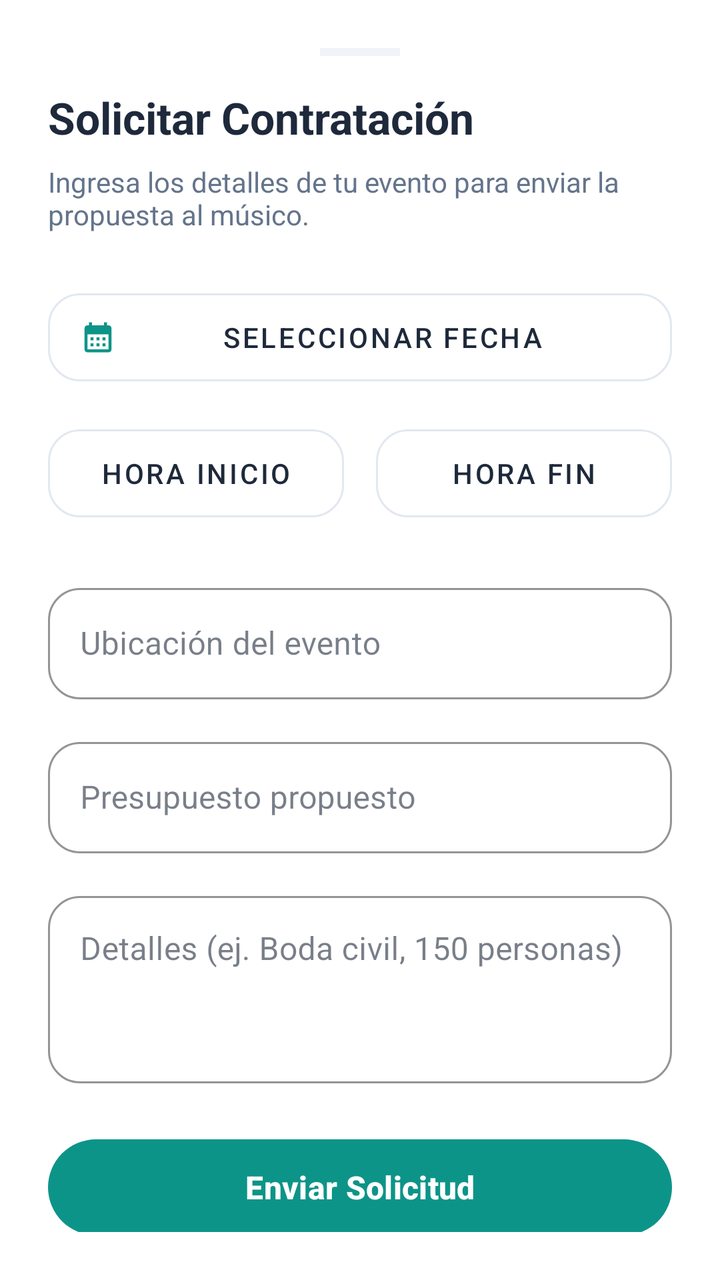
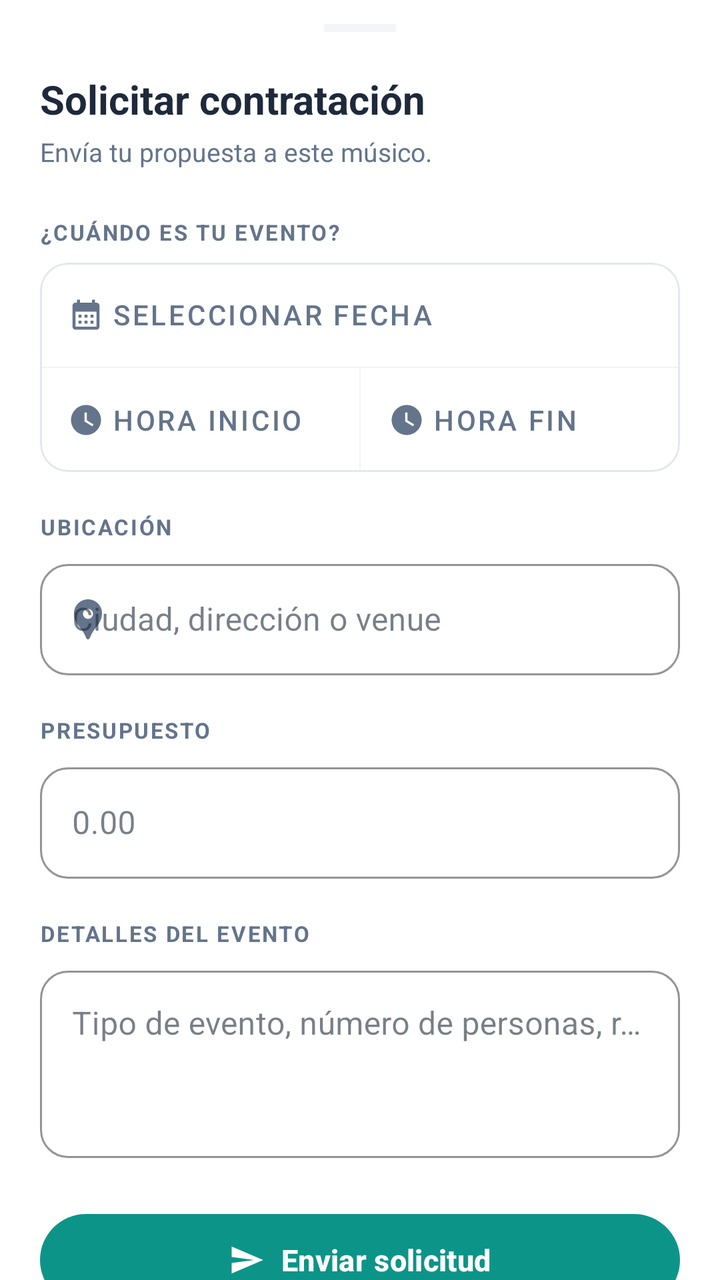

An Android layout rendered at two revisions. The XML below is the earlier revision; the diff shows what the commit changed to produce the second picture.
<!-- AndroidManifest.xml: application theme Theme.ArmonihzMobile -->
<!-- res/layout/fragment_hiring_bottom_sheet.xml -->
<?xml version="1.0" encoding="utf-8"?>
<LinearLayout
    xmlns:android="http://schemas.android.com/apk/res/android"
    xmlns:app="http://schemas.android.com/apk/res-auto"
    android:layout_width="match_parent"
    android:layout_height="wrap_content"
    android:orientation="vertical"
    android:padding="24dp"
    android:background="?attr/colorSurface">

    <View
        android:layout_width="40dp"
        android:layout_height="4dp"
        android:layout_gravity="center_horizontal"
        android:layout_marginBottom="16dp"
        android:background="?attr/colorOutline"
        android:alpha="0.5" />

    <TextView
        android:layout_width="match_parent"
        android:layout_height="wrap_content"
        android:text="Solicitar Contratación"
        android:textSize="22sp"
        android:textStyle="bold"
        android:textColor="?attr/colorOnSurface"
        android:layout_marginBottom="8dp" />

    <TextView
        android:layout_width="match_parent"
        android:layout_height="wrap_content"
        android:text="Ingresa los detalles de tu evento para enviar la propuesta al músico."
        android:textSize="14sp"
        android:textColor="?attr/colorOnSurfaceVariant"
        android:layout_marginBottom="24dp" />




        <com.google.android.material.button.MaterialButton
            android:id="@+id/btnPickDate"
            style="@style/Widget.MaterialComponents.Button.OutlinedButton"
            android:layout_width="match_parent"
            android:layout_height="56dp"
            android:layout_marginBottom="12dp"
            android:text="Seleccionar Fecha"
            android:textColor="?attr/colorOnSurface"
            app:strokeColor="?attr/colorOutline"
            app:cornerRadius="16dp"
            app:icon="@drawable/ic_calendar"
            app:iconTint="?attr/colorPrimary"/>

        <LinearLayout
            android:layout_width="match_parent"
            android:layout_height="wrap_content"
            android:orientation="horizontal"
            android:layout_marginBottom="24dp"
            android:weightSum="2">

            <com.google.android.material.button.MaterialButton
                android:id="@+id/btnStartTime"
                style="@style/Widget.MaterialComponents.Button.OutlinedButton"
                android:layout_width="0dp"
                android:layout_height="56dp"
                android:layout_weight="1"
                android:layout_marginEnd="8dp"
                android:text="Hora Inicio"
                android:textColor="?attr/colorOnSurface"
                app:strokeColor="?attr/colorOutline"
                app:cornerRadius="16dp" />

            <com.google.android.material.button.MaterialButton
                android:id="@+id/btnEndTime"
                style="@style/Widget.MaterialComponents.Button.OutlinedButton"
                android:layout_width="0dp"
                android:layout_height="56dp"
                android:layout_weight="1"
                android:layout_marginStart="8dp"
                android:text="Hora Fin"
                android:textColor="?attr/colorOnSurface"
                app:strokeColor="?attr/colorOutline"
                app:cornerRadius="16dp" />
        </LinearLayout>


    <com.google.android.material.textfield.TextInputLayout
        style="@style/Widget.MaterialComponents.TextInputLayout.OutlinedBox"
        android:layout_width="match_parent"
        android:layout_height="wrap_content"
        android:layout_marginBottom="16dp"
        app:boxCornerRadiusTopStart="16dp"
        app:boxCornerRadiusTopEnd="16dp"
        app:boxCornerRadiusBottomStart="16dp"
        app:boxCornerRadiusBottomEnd="16dp"
        app:boxStrokeColor="?attr/colorPrimary">

        <com.google.android.material.textfield.TextInputEditText
            android:id="@+id/etLocation"
            android:layout_width="match_parent"
            android:layout_height="wrap_content"
            android:hint="Ubicación del evento"
            android:inputType="textPostalAddress" />
    </com.google.android.material.textfield.TextInputLayout>

    <com.google.android.material.textfield.TextInputLayout
        style="@style/Widget.MaterialComponents.TextInputLayout.OutlinedBox"
        android:layout_width="match_parent"
        android:layout_height="wrap_content"
        android:layout_marginBottom="16dp"
        app:prefixText="$"
        app:suffixText="MXN"
        app:boxCornerRadiusTopStart="16dp"
        app:boxCornerRadiusTopEnd="16dp"
        app:boxCornerRadiusBottomStart="16dp"
        app:boxCornerRadiusBottomEnd="16dp"
        app:boxStrokeColor="?attr/colorPrimary">

        <com.google.android.material.textfield.TextInputEditText
            android:id="@+id/etBudget"
            android:layout_width="match_parent"
            android:layout_height="wrap_content"
            android:hint="Presupuesto propuesto"
            android:inputType="numberDecimal" />
    </com.google.android.material.textfield.TextInputLayout>

    <com.google.android.material.textfield.TextInputLayout
        style="@style/Widget.MaterialComponents.TextInputLayout.OutlinedBox"
        android:layout_width="match_parent"
        android:layout_height="wrap_content"
        android:layout_marginBottom="24dp"
        app:boxCornerRadiusTopStart="16dp"
        app:boxCornerRadiusTopEnd="16dp"
        app:boxCornerRadiusBottomStart="16dp"
        app:boxCornerRadiusBottomEnd="16dp"
        app:boxStrokeColor="?attr/colorPrimary">

        <com.google.android.material.textfield.TextInputEditText
            android:id="@+id/etDescription"
            android:layout_width="match_parent"
            android:layout_height="wrap_content"
            android:minLines="3"
            android:gravity="top|start"
            android:hint="Detalles (ej. Boda civil, 150 personas)"
            android:inputType="textMultiLine" />
    </com.google.android.material.textfield.TextInputLayout>

    <com.google.android.material.button.MaterialButton
        android:id="@+id/btnSubmitHiring"
        android:layout_width="match_parent"
        android:layout_height="56dp"
        android:text="Enviar Solicitud"
        android:textSize="16sp"
        android:textStyle="bold"
        android:textColor="@color/md_onPrimary" app:backgroundTint="@color/md_primary" app:cornerRadius="28dp" />

</LinearLayout>
<!-- resources referenced by this layout -->
<resources>
  <color name="md_onPrimary">#FFFFFF</color>
  <color name="md_primary">#0D9488</color>
  <!-- drawable ic_calendar (drawable) -->
  <vector xmlns:android="http://schemas.android.com/apk/res/android" android:height="24dp" android:tint="#000000" android:viewportHeight="24" android:viewportWidth="24" android:width="24dp">
        
      <path android:fillColor="@android:color/white" android:pathData="M19,4h-1V2h-2v2H8V2H6v2H5C3.89,4 3.01,4.9 3.01,6L3,20c0,1.1 0.89,2 2,2h14c1.1,0 2,-0.9 2,-2V6C21,4.9 20.1,4 19,4zM19,20H5V10h14V20zM9,14H7v-2h2V14zM13,14h-2v-2h2V14zM17,14h-2v-2h2V14zM9,18H7v-2h2V18zM13,18h-2v-2h2V18zM17,18h-2v-2h2V18z"/>
      
  </vector>
  <style name="Theme.ArmonihzMobile" parent="Base.Theme.ArmonihzMobile" />
  <style name="Base.Theme.ArmonihzMobile" parent="Theme.Material3.DayNight.NoActionBar">
  
          
          <item name="colorPrimary">@color/md_primary</item>
          <item name="colorOnPrimary">@color/md_onPrimary</item>
  
          
          <item name="android:colorBackground">@color/md_background</item>
  
          
          <item name="colorSurface">@color/md_surface</item>
          <item name="colorOnSurface">@color/md_onSurface</item>
          <item name="colorOnSurfaceVariant">@color/md_onSurfaceVariant</item>
  
          
          <item name="colorOutline">@color/md_outline</item>
  
          
          <item name="colorError">@color/md_error</item>
  
          
          <item name="colorControlActivated">@color/md_primary</item>
  
      </style>
  <color name="md_background">#F8FAFC</color>
  <color name="md_surface">#FFFFFF</color>
  <color name="md_onSurface">#1E293B</color>
  <color name="md_onSurfaceVariant">#64748B</color>
  <color name="md_outline">#E2E8F0</color>
  <color name="md_error">#EF4444</color>
</resources>

<!-- the commit's change to res/layout/fragment_hiring_bottom_sheet.xml (unified diff, before → after) -->
@@ -5,133 +5,234 @@
     android:layout_width="match_parent"
     android:layout_height="wrap_content"
     android:orientation="vertical"
-    android:padding="24dp"
     android:background="?attr/colorSurface">
 
+    
     <View
-        android:layout_width="40dp"
+        android:layout_width="36dp"
         android:layout_height="4dp"
         android:layout_gravity="center_horizontal"
-        android:layout_marginBottom="16dp"
+        android:layout_marginTop="12dp"
+        android:layout_marginBottom="20dp"
         android:background="?attr/colorOutline"
-        android:alpha="0.5" />
-
-    <TextView
-        android:layout_width="match_parent"
-        android:layout_height="wrap_content"
-        android:text="Solicitar Contratación"
-        android:textSize="22sp"
-        android:textStyle="bold"
-        android:textColor="?attr/colorOnSurface"
-        android:layout_marginBottom="8dp" />
-
-    <TextView
-        android:layout_width="match_parent"
-        android:layout_height="wrap_content"
-        android:text="Ingresa los detalles de tu evento para enviar la propuesta al músico."
-        android:textSize="14sp"
-        android:textColor="?attr/colorOnSurfaceVariant"
-        android:layout_marginBottom="24dp" />
-
-
-
-
-        <com.google.android.material.button.MaterialButton
-            android:id="@+id/btnPickDate"
-            style="@style/Widget.MaterialComponents.Button.OutlinedButton"
-            android:layout_width="match_parent"
-            android:layout_height="56dp"
-            android:layout_marginBottom="12dp"
-            android:text="Seleccionar Fecha"
-            android:textColor="?attr/colorOnSurface"
-            app:strokeColor="?attr/colorOutline"
-            app:cornerRadius="16dp"
-            app:icon="@drawable/ic_calendar"
-            app:iconTint="?attr/colorPrimary"/>
+        android:alpha="0.4"
+        android:backgroundTint="?attr/colorOutline"/>
+
+    
+    <LinearLayout
+        android:layout_width="match_parent"
+        android:layout_height="wrap_content"
+        android:orientation="vertical"
+        android:paddingHorizontal="20dp"
+        android:layout_marginBottom="24dp">
+
+        <TextView
+            android:layout_width="match_parent"
+            android:layout_height="wrap_content"
+            android:text="Solicitar contratación"
+            android:textSize="20sp"
+            android:textStyle="bold"
+            android:textColor="?attr/colorOnSurface" />
+
+        <TextView
+            android:layout_width="match_parent"
+            android:layout_height="wrap_content"
+            android:layout_marginTop="4dp"
+            android:text="Envía tu propuesta a este músico."
+            android:textSize="13sp"
+            android:textColor="?attr/colorOnSurfaceVariant" />
+    </LinearLayout>
+
+    
+    <TextView
+        android:layout_width="match_parent"
+        android:layout_height="wrap_content"
+        android:paddingHorizontal="20dp"
+        android:layout_marginBottom="8dp"
+        android:text="¿CUÁNDO ES TU EVENTO?"
+        android:textSize="11sp"
+        android:textStyle="bold"
+        android:letterSpacing="0.08"
+        android:textColor="?attr/colorOnSurfaceVariant" />
+
+    <com.google.android.material.card.MaterialCardView
+        android:layout_width="match_parent"
+        android:layout_height="wrap_content"
+        android:layout_marginHorizontal="20dp"
+        android:layout_marginBottom="20dp"
+        app:cardCornerRadius="14dp"
+        app:cardElevation="0dp"
+        app:strokeColor="?attr/colorOutline"
+        app:strokeWidth="1dp"
+        app:cardBackgroundColor="?attr/colorSurface">
 
         <LinearLayout
             android:layout_width="match_parent"
             android:layout_height="wrap_content"
-            android:orientation="horizontal"
-            android:layout_marginBottom="24dp"
-            android:weightSum="2">
-
+            android:orientation="vertical">
+
+            
             <com.google.android.material.button.MaterialButton
-                android:id="@+id/btnStartTime"
-                style="@style/Widget.MaterialComponents.Button.OutlinedButton"
-                android:layout_width="0dp"
-                android:layout_height="56dp"
-                android:layout_weight="1"
-                android:layout_marginEnd="8dp"
-                android:text="Hora Inicio"
-                android:textColor="?attr/colorOnSurface"
-                app:strokeColor="?attr/colorOutline"
-                app:cornerRadius="16dp" />
-
-            <com.google.android.material.button.MaterialButton
-                android:id="@+id/btnEndTime"
-                style="@style/Widget.MaterialComponents.Button.OutlinedButton"
-                android:layout_width="0dp"
-                android:layout_height="56dp"
-                android:layout_weight="1"
-                android:layout_marginStart="8dp"
-                android:text="Hora Fin"
-                android:textColor="?attr/colorOnSurface"
-                app:strokeColor="?attr/colorOutline"
-                app:cornerRadius="16dp" />
+                android:id="@+id/btnPickDate"
+                style="@style/Widget.MaterialComponents.Button.TextButton"
+                android:layout_width="match_parent"
+                android:layout_height="52dp"
+                android:text="Seleccionar fecha"
+                android:textColor="?attr/colorOnSurfaceVariant"
+                android:gravity="start|center_vertical"
+                android:paddingStart="14dp"
+                app:icon="@drawable/ic_calendar"
+                app:iconTint="?attr/colorOnSurfaceVariant"
+                app:iconGravity="textStart"
+                app:cornerRadius="0dp"
+                app:rippleColor="?attr/colorControlHighlight"/>
+
+            
+            <View
+                android:layout_width="match_parent"
+                android:layout_height="0.5dp"
+                android:background="?attr/colorOutline"
+                android:alpha="0.5"/>
+
+            
+            <LinearLayout
+                android:layout_width="match_parent"
+                android:layout_height="wrap_content"
+                android:orientation="horizontal"
+                android:weightSum="2">
+
+                <com.google.android.material.button.MaterialButton
+                    android:id="@+id/btnStartTime"
+                    style="@style/Widget.MaterialComponents.Button.TextButton"
+                    android:layout_width="0dp"
+                    android:layout_height="52dp"
+                    android:layout_weight="1"
+                    android:text="Hora inicio"
+                    android:textColor="?attr/colorOnSurfaceVariant"
+                    android:gravity="start|center_vertical"
+                    android:paddingStart="14dp"
+                    app:icon="@drawable/ic_clock"
+                    app:iconTint="?attr/colorOnSurfaceVariant"
+                    app:iconGravity="textStart"
+                    app:cornerRadius="0dp"
+                    app:rippleColor="?attr/colorControlHighlight"/>
+
+                <View
+                    android:layout_width="0.5dp"
+                    android:layout_height="match_parent"
+                    android:background="?attr/colorOutline"
+                    android:alpha="0.5"/>
+
+                <com.google.android.material.button.MaterialButton
+                    android:id="@+id/btnEndTime"
+                    style="@style/Widget.MaterialComponents.Button.TextButton"
+                    android:layout_width="0dp"
+                    android:layout_height="52dp"
+                    android:layout_weight="1"
+                    android:text="Hora fin"
+                    android:textColor="?attr/colorOnSurfaceVariant"
+                    android:gravity="start|center_vertical"
+                    android:paddingStart="14dp"
+                    app:icon="@drawable/ic_clock"
+                    app:iconTint="?attr/colorOnSurfaceVariant"
+                    app:iconGravity="textStart"
+                    app:cornerRadius="0dp"
+                    app:rippleColor="?attr/colorControlHighlight"/>
+            </LinearLayout>
         </LinearLayout>
-
+    </com.google.android.material.card.MaterialCardView>
+
+    
+    <TextView
+        android:layout_width="match_parent"
+        android:layout_height="wrap_content"
+        android:paddingHorizontal="20dp"
+        android:layout_marginBottom="6dp"
+        android:text="UBICACIÓN"
+        android:textSize="11sp"
+        android:textStyle="bold"
+        android:letterSpacing="0.08"
+        android:textColor="?attr/colorOnSurfaceVariant" />
 
     <com.google.android.material.textfield.TextInputLayout
         style="@style/Widget.MaterialComponents.TextInputLayout.OutlinedBox"
         android:layout_width="match_parent"
         android:layout_height="wrap_content"
-        android:layout_marginBottom="16dp"
-        app:boxCornerRadiusTopStart="16dp"
-        app:boxCornerRadiusTopEnd="16dp"
-        app:boxCornerRadiusBottomStart="16dp"
-        app:boxCornerRadiusBottomEnd="16dp"
-        app:boxStrokeColor="?attr/colorPrimary">
+        android:layout_marginHorizontal="20dp"
+        android:layout_marginBottom="20dp"
+        app:boxCornerRadiusTopStart="14dp"
+        app:boxCornerRadiusTopEnd="14dp"
+        app:boxCornerRadiusBottomStart="14dp"
+        app:boxCornerRadiusBottomEnd="14dp"
+        app:boxStrokeColor="?attr/colorOutline"
+        app:startIconDrawable="@drawable/ic_location"
+        app:startIconTint="?attr/colorOnSurfaceVariant">
 
         <com.google.android.material.textfield.TextInputEditText
             android:id="@+id/etLocation"
             android:layout_width="match_parent"
             android:layout_height="wrap_content"
-            android:hint="Ubicación del evento"
+            android:hint="Ciudad, dirección o venue"
             android:inputType="textPostalAddress" />
     </com.google.android.material.textfield.TextInputLayout>
 
+    
+    <TextView
+        android:layout_width="match_parent"
+        android:layout_height="wrap_content"
+        android:paddingHorizontal="20dp"
+        android:layout_marginBottom="6dp"
+        android:text="PRESUPUESTO"
+        android:textSize="11sp"
+        android:textStyle="bold"
+        android:letterSpacing="0.08"
+        android:textColor="?attr/colorOnSurfaceVariant" />
+
     <com.google.android.material.textfield.TextInputLayout
         style="@style/Widget.MaterialComponents.TextInputLayout.OutlinedBox"
         android:layout_width="match_parent"
         android:layout_height="wrap_content"
-        android:layout_marginBottom="16dp"
+        android:layout_marginHorizontal="20dp"
+        android:layout_marginBottom="20dp"
         app:prefixText="$"
         app:suffixText="MXN"
-        app:boxCornerRadiusTopStart="16dp"
-        app:boxCornerRadiusTopEnd="16dp"
-        app:boxCornerRadiusBottomStart="16dp"
-        app:boxCornerRadiusBottomEnd="16dp"
-        app:boxStrokeColor="?attr/colorPrimary">
+        app:boxCornerRadiusTopStart="14dp"
+        app:boxCornerRadiusTopEnd="14dp"
+        app:boxCornerRadiusBottomStart="14dp"
+        app:boxCornerRadiusBottomEnd="14dp"
+        app:boxStrokeColor="?attr/colorOutline">
 
         <com.google.android.material.textfield.TextInputEditText
             android:id="@+id/etBudget"
             android:layout_width="match_parent"
             android:layout_height="wrap_content"
-            android:hint="Presupuesto propuesto"
+            android:hint="0.00"
             android:inputType="numberDecimal" />
     </com.google.android.material.textfield.TextInputLayout>
 
+    
+    <TextView
+        android:layout_width="match_parent"
+        android:layout_height="wrap_content"
+        android:paddingHorizontal="20dp"
+        android:layout_marginBottom="6dp"
+        android:text="DETALLES DEL EVENTO"
+        android:textSize="11sp"
+        android:textStyle="bold"
+        android:letterSpacing="0.08"
+        android:textColor="?attr/colorOnSurfaceVariant" />
+
     <com.google.android.material.textfield.TextInputLayout
         style="@style/Widget.MaterialComponents.TextInputLayout.OutlinedBox"
         android:layout_width="match_parent"
         android:layout_height="wrap_content"
+        android:layout_marginHorizontal="20dp"
         android:layout_marginBottom="24dp"
-        app:boxCornerRadiusTopStart="16dp"
-        app:boxCornerRadiusTopEnd="16dp"
-        app:boxCornerRadiusBottomStart="16dp"
-        app:boxCornerRadiusBottomEnd="16dp"
-        app:boxStrokeColor="?attr/colorPrimary">
+        app:boxCornerRadiusTopStart="14dp"
+        app:boxCornerRadiusTopEnd="14dp"
+        app:boxCornerRadiusBottomStart="14dp"
+        app:boxCornerRadiusBottomEnd="14dp"
+        app:boxStrokeColor="?attr/colorOutline">
 
         <com.google.android.material.textfield.TextInputEditText
             android:id="@+id/etDescription"
@@ -139,17 +240,36 @@
             android:layout_height="wrap_content"
             android:minLines="3"
             android:gravity="top|start"
-            android:hint="Detalles (ej. Boda civil, 150 personas)"
+            android:hint="Tipo de evento, número de personas, repertorio…"
             android:inputType="textMultiLine" />
     </com.google.android.material.textfield.TextInputLayout>
 
+    
     <com.google.android.material.button.MaterialButton
         android:id="@+id/btnSubmitHiring"
         android:layout_width="match_parent"
-        android:layout_height="56dp"
-        android:text="Enviar Solicitud"
-        android:textSize="16sp"
-        android:textStyle="bold"
-        android:textColor="@color/md_onPrimary" app:backgroundTint="@color/md_primary" app:cornerRadius="28dp" />
+        android:layout_height="54dp"
+        android:layout_marginHorizontal="20dp"
+        android:layout_marginBottom="8dp"
+        android:text="Enviar solicitud"
+        android:textSize="15sp"
+        android:textStyle="bold"
+        android:textColor="@color/md_onPrimary"
+        app:backgroundTint="@color/md_primary"
+        app:cornerRadius="28dp"
+        app:icon="@drawable/ic_send"
+        app:iconGravity="textStart"
+        app:iconTint="@color/md_onPrimary"/>
+
+    
+    <TextView
+        android:layout_width="match_parent"
+        android:layout_height="wrap_content"
+        android:layout_marginBottom="24dp"
+        android:gravity="center"
+        android:text="El músico recibirá tu propuesta y confirmará disponibilidad"
+        android:textSize="12sp"
+        android:textColor="?attr/colorOnSurfaceVariant"
+        android:alpha="0.7" />
 
 </LinearLayout>
<!-- resource entries referenced after the edit -->
@@ -6,6 +6,24 @@
   <vector xmlns:android="http://schemas.android.com/apk/res/android" android:height="24dp" android:tint="#000000" android:viewportHeight="24" android:viewportWidth="24" android:width="24dp">
         
       <path android:fillColor="@android:color/white" android:pathData="M19,4h-1V2h-2v2H8V2H6v2H5C3.89,4 3.01,4.9 3.01,6L3,20c0,1.1 0.89,2 2,2h14c1.1,0 2,-0.9 2,-2V6C21,4.9 20.1,4 19,4zM19,20H5V10h14V20zM9,14H7v-2h2V14zM13,14h-2v-2h2V14zM17,14h-2v-2h2V14zM9,18H7v-2h2V18zM13,18h-2v-2h2V18zM17,18h-2v-2h2V18z"/>
+      
+  </vector>
+  <!-- drawable ic_clock (drawable) -->
+  <vector xmlns:android="http://schemas.android.com/apk/res/android" android:height="24dp" android:tint="#000000" android:viewportHeight="24" android:viewportWidth="24" android:width="24dp">
+        
+      <path android:fillColor="@android:color/white" android:pathData="M12,2C6.5,2 2,6.5 2,12s4.5,10 10,10s10,-4.5 10,-10S17.5,2 12,2zM16.2,16.2L11,13V7h1.5v5.2l4.5,2.7L16.2,16.2z"/>
+      
+  </vector>
+  <!-- drawable ic_location (drawable) -->
+  <vector xmlns:android="http://schemas.android.com/apk/res/android" android:height="24dp" android:tint="#000000" android:viewportHeight="24" android:viewportWidth="24" android:width="24dp">
+        
+      <path android:fillColor="@android:color/white" android:pathData="M12,2L12,2C8.13,2 5,5.13 5,9c0,1.74 0.5,3.37 1.41,4.84c0.95,1.54 2.2,2.86 3.16,4.4c0.47,0.75 0.81,1.45 1.17,2.26C11,21.05 11.21,22 12,22h0c0.79,0 1,-0.95 1.25,-1.5c0.37,-0.81 0.7,-1.51 1.17,-2.26c0.96,-1.53 2.21,-2.85 3.16,-4.4C18.5,12.37 19,10.74 19,9C19,5.13 15.87,2 12,2zM12,11.75c-1.38,0 -2.5,-1.12 -2.5,-2.5s1.12,-2.5 2.5,-2.5s2.5,1.12 2.5,2.5S13.38,11.75 12,11.75z"/>
+      
+  </vector>
+  <!-- drawable ic_send (drawable) -->
+  <vector xmlns:android="http://schemas.android.com/apk/res/android" android:autoMirrored="true" android:height="24dp" android:tint="#000000" android:viewportHeight="24" android:viewportWidth="24" android:width="24dp">
+        
+      <path android:fillColor="@android:color/white" android:pathData="M2.01,21L23,12 2.01,3 2,10l15,2 -15,2z"/>
       
   </vector>
   <style name="Theme.ArmonihzMobile" parent="Base.Theme.ArmonihzMobile" />
